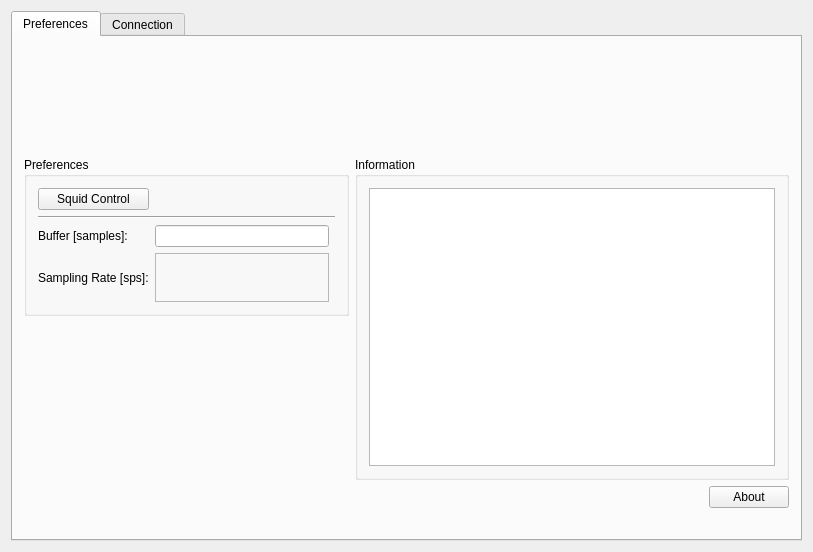
Old version of the form applications/mne_x/plugins/babymeg/FormFiles/babymegsetup.ui in the repository mne-tools/mne-cpp.
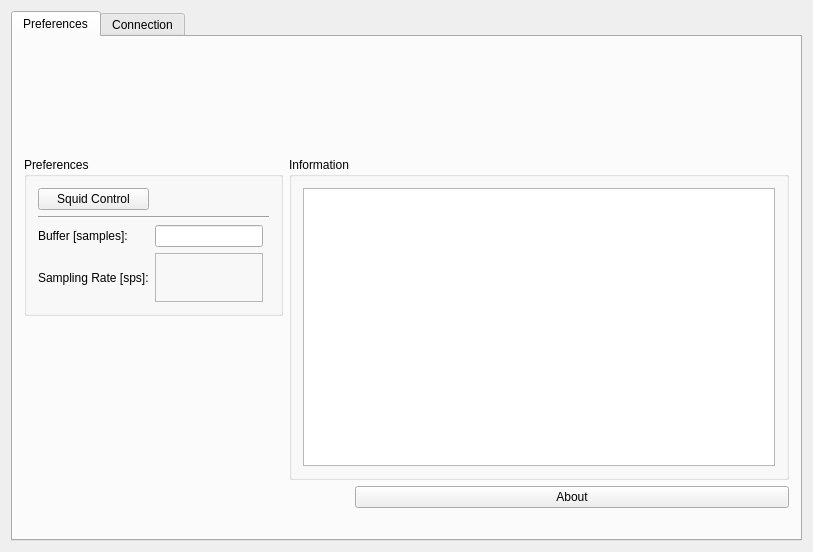
New version of the form. Icons and pictures are not drawn.

The edit to the form file:
```diff
--- a/applications/mne_x/plugins/babymeg/FormFiles/babymegsetup.ui
+++ b/applications/mne_x/plugins/babymeg/FormFiles/babymegsetup.ui
@@ -26,7 +26,20 @@
       <layout class="QVBoxLayout" name="verticalLayout_2">
        <item>
         <layout class="QGridLayout" name="m_qGridLayout_main">
-         <item row="1" column="0">
+         <item row="5" column="1">
+          <spacer name="m_qHorizontalSpacer_About">
+           <property name="orientation">
+            <enum>Qt::Horizontal</enum>
+           </property>
+           <property name="sizeHint" stdset="0">
+            <size>
+             <width>40</width>
+             <height>20</height>
+            </size>
+           </property>
+          </spacer>
+         </item>
+         <item row="2" column="0">
           <widget class="QGroupBox" name="m_qGroupBox_Preferences">
            <property name="title">
             <string>Preferences</string>
@@ -89,20 +102,14 @@
            </layout>
           </widget>
          </item>
-         <item row="4" column="1">
-          <spacer name="m_qHorizontalSpacer_About">
-           <property name="orientation">
-            <enum>Qt::Horizontal</enum>
+         <item row="5" column="2">
+          <widget class="QPushButton" name="m_qPushButton_About">
+           <property name="text">
+            <string>About</string>
            </property>
-           <property name="sizeHint" stdset="0">
-            <size>
-             <width>40</width>
-             <height>20</height>
-            </size>
-           </property>
-          </spacer>
+          </widget>
          </item>
-         <item row="1" column="1" rowspan="2" colspan="2">
+         <item row="2" column="1" rowspan="2" colspan="2">
           <widget class="QGroupBox" name="m_qGroupBox_Information">
            <property name="minimumSize">
             <size>
@@ -120,7 +127,7 @@
            </layout>
           </widget>
          </item>
-         <item row="0" column="1" colspan="2">
+         <item row="0" column="2">
           <widget class="QLabel" name="m_qLabelBabyMEGImage">
            <property name="minimumSize">
             <size>
@@ -142,12 +149,18 @@
            </property>
           </widget>
          </item>
-         <item row="4" column="2">
-          <widget class="QPushButton" name="m_qPushButton_About">
-           <property name="text">
-            <string>About</string>
+         <item row="0" column="1">
+          <spacer name="horizontalSpacer">
+           <property name="orientation">
+            <enum>Qt::Horizontal</enum>
            </property>
-          </widget>
+           <property name="sizeHint" stdset="0">
+            <size>
+             <width>40</width>
+             <height>20</height>
+            </size>
+           </property>
+          </spacer>
          </item>
         </layout>
        </item>
```
